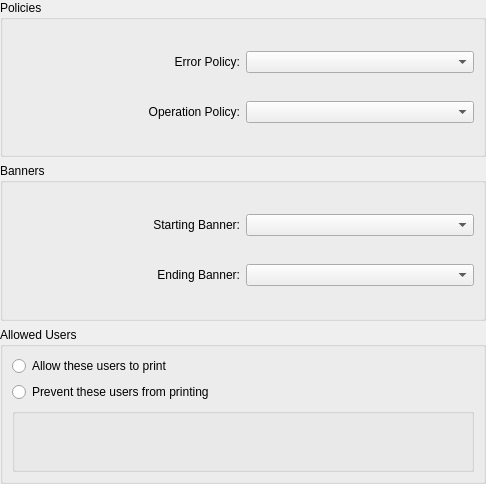
This is configure-printer/PrinterBehavior.ui in KDE/print-manager as Qt 5 draws it before an edit. The edited form follows.
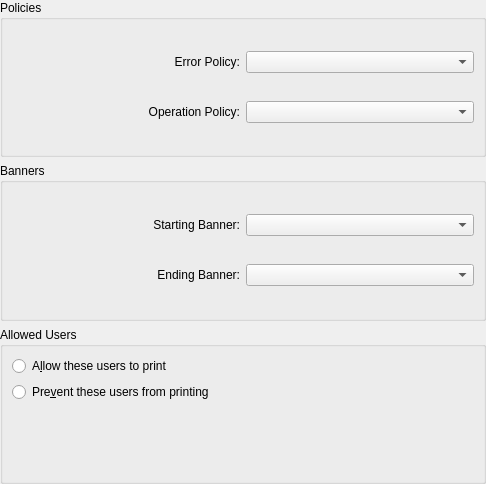
This is the edited form. Custom widgets are drawn as their Qt base class.

```diff
--- a/configure-printer/PrinterBehavior.ui
+++ b/configure-printer/PrinterBehavior.ui
@@ -127,24 +127,21 @@
       <item row="1" column="0">
        <widget class="QRadioButton" name="preventRB">
         <property name="text">
-         <string>Prevent these users from printing </string>
-        </property>
-       </widget>
-      </item>
-      <item row="2" column="0">
-       <widget class="KEditListBox" name="usersELB">
-        <property name="enabled">
-         <bool>false</bool>
-        </property>
-        <property name="buttons">
-         <set>KEditListBox::Add|KEditListBox::Remove</set>
+         <string>Pre&amp;vent these users from printing </string>
         </property>
        </widget>
       </item>
       <item row="0" column="0">
        <widget class="QRadioButton" name="allowRB">
         <property name="text">
-         <string>Allow these users to print</string>
+         <string>A&amp;llow these users to print</string>
+        </property>
+       </widget>
+      </item>
+      <item row="2" column="0">
+       <widget class="KEditListWidget" name="usersELB">
+        <property name="buttons">
+         <set>KEditListWidget::Add|KEditListWidget::Remove</set>
         </property>
        </widget>
       </item>
@@ -155,9 +152,9 @@
  </widget>
  <customwidgets>
   <customwidget>
-   <class>KEditListBox</class>
-   <extends>QGroupBox</extends>
-   <header>keditlistbox.h</header>
+   <class>KEditListWidget</class>
+   <extends>QWidget</extends>
+   <header>keditlistwidget.h</header>
   </customwidget>
  </customwidgets>
  <resources/>
```
Left out of the diff: 19 changed lines with no effect on the pictures.
